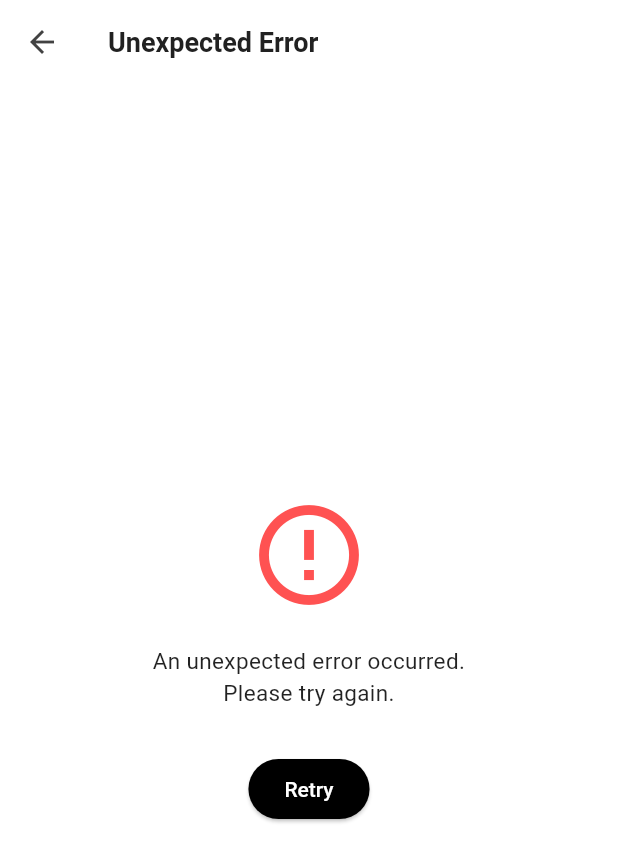
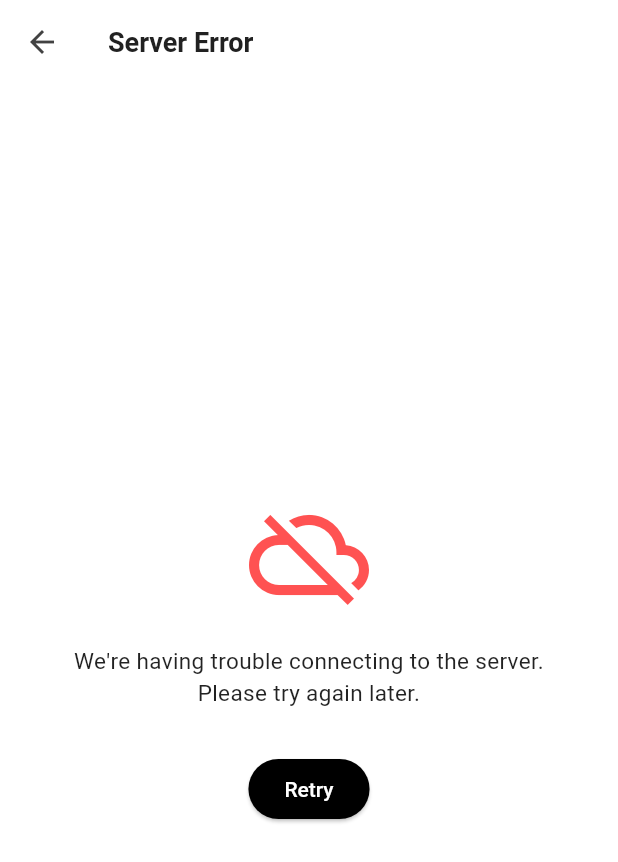
Before and after one commit to GDGoC-SCHU/minibuddy-flutter, a Flutter app: the ErrorPage screen opened directly with empty values, on a phone screen of 412 x 824 dp. Shown: the top 862 px of the screen. Run offline on Flutter 3.47's test engine with Material 3 defaults, Android fonts, the phone set to English and light mode, and no system bars; our stand-ins replace dio, flutter_screenutil, go_router; Roboto replaces fonts that are missing (Pretendard).

Commit message:
feat unknown을 serverError처럼 처리

```diff
--- a/lib/screens/common/error_page.dart
+++ b/lib/screens/common/error_page.dart
@@ -79,36 +79,36 @@ class ErrorPage extends StatelessWidget {
   IconData _iconFor(ErrorType type) {
     switch (type) {
       case ErrorType.serverError:
+      case ErrorType.unknown:
         return Icons.cloud_off;
       case ErrorType.connectionError:
         return Icons.wifi_off;
-      case ErrorType.unknown:
       default:
-        return Icons.error_outline;
+        return Icons.cloud_off;
     }
   }
 
   String _titleFor(ErrorType type) {
     switch (type) {
       case ErrorType.serverError:
+      case ErrorType.unknown:
         return "Server Error";
       case ErrorType.connectionError:
         return "Network Error";
-      case ErrorType.unknown:
       default:
-        return "Unexpected Error";
+        return "Server Error";
     }
   }
 
   String _messageFor(ErrorType type) {
     switch (type) {
       case ErrorType.serverError:
+      case ErrorType.unknown:
         return "We're having trouble connecting to the server.\nPlease try again later.";
       case ErrorType.connectionError:
         return "It looks like you're offline.\nCheck your internet connection and try again.";
-      case ErrorType.unknown:
       default:
-        return "An unexpected error occurred.\nPlease try again.";
+        return "We're having trouble connecting to the server.\nPlease try again later.";
     }
   }
 }
```
